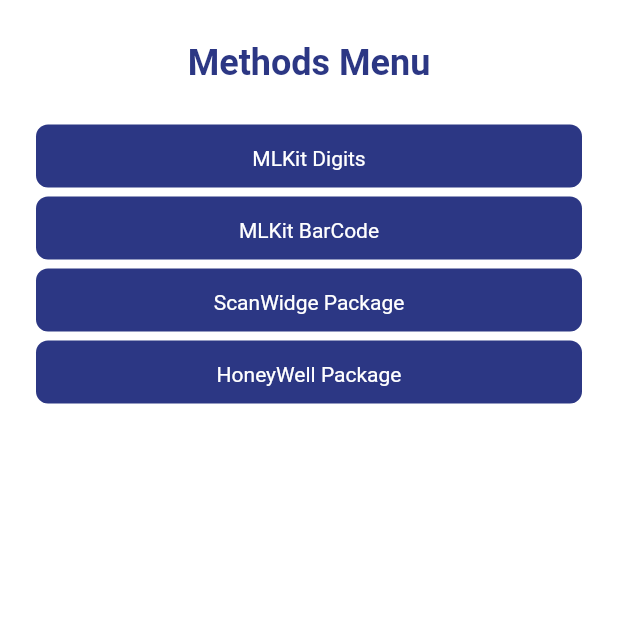
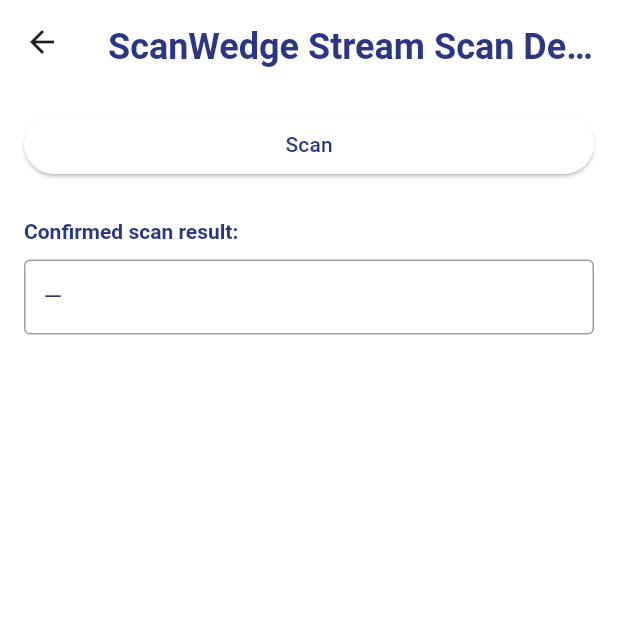
Before and after one commit to cln-Kafka/ForFlutter, a Flutter app: the screen it shows after launch, after a tap on "ScanWidge Package", on a phone screen of 412 x 824 dp, the top half of it. Run offline on Flutter 3.47's test engine with Material 3 defaults, Android fonts, the phone set to English and light mode, and no system bars; our stand-ins replace camera, flutter_bloc, share_plus; missing offline and left inert: google_mlkit_barcode_scanning, google_mlkit_text_recognition, scanwedge.

Commit message:
Scanwedge method integrated

```diff
--- a/ocr_scanner/lib/methods_menu_view.dart
+++ b/ocr_scanner/lib/methods_menu_view.dart
@@ -1,6 +1,7 @@
 import 'package:flutter/material.dart';
 import 'package:ocr_scanner/mlkit_barcode/mlkit_barcode_home_view.dart';
 import 'package:ocr_scanner/mlkit_digits/mlkit_digits_home_view.dart';
+import 'package:ocr_scanner/scanwedge/scanwedge_stream_mode.dart';
 
 class MethodsMenuView extends StatelessWidget {
   const MethodsMenuView({super.key});
@@ -43,7 +44,14 @@ class MethodsMenuView extends StatelessWidget {
                   child: Text('MLKit BarCode'),
                 ),
                 FilledButton(
-                  onPressed: () {},
+                  onPressed: () {
+                    Navigator.push(
+                      context,
+                      MaterialPageRoute(
+                        builder: (context) => const ScanWedgeStreamMode(),
+                      ),
+                    );
+                  },
                   child: Text('ScanWidge Package'),
                 ),
                 FilledButton(
--- /dev/null
+++ b/ocr_scanner/lib/scanwedge/scanwedge_stream_mode.dart
@@ -0,0 +1,120 @@
+import 'dart:developer';
+import 'package:flutter/material.dart';
+import 'package:scanwedge/scanwedge.dart';
+
+class ScanWedgeStreamMode extends StatefulWidget {
+  const ScanWedgeStreamMode({super.key});
+
+  @override
+  State<ScanWedgeStreamMode> createState() => _ScanWedgeStreamModeState();
+}
+
+class _ScanWedgeStreamModeState extends State<ScanWedgeStreamMode> {
+  Scanwedge? _scanwedge;
+  String? confirmedResult;
+
+  @override
+  void initState() {
+    super.initState();
+    _initScanner();
+  }
+
+  Future<void> _initScanner() async {
+    try {
+      final scanwedge = await Scanwedge.initialize();
+      _scanwedge = scanwedge;
+
+      // Honeywell stream-only profile
+      await scanwedge.createScanProfile(
+        HoneywellProfileModel(
+          profileName: 'StreamModeDemo',
+          // enableKeyStroke: false, // IMPORTANT
+          enabledBarcodes: [
+            BarcodeConfig(barcodeType: BarcodeTypes.code128),
+            BarcodeConfig(barcodeType: BarcodeTypes.ean13),
+          ],
+        ),
+      );
+
+      // Listen to scan results
+      scanwedge.stream.listen((ScanResult result) {
+        _onScanReceived(result.barcode);
+      });
+
+      setState(() {});
+    } catch (e) {
+      log('Scanner init error: $e');
+    }
+  }
+
+  void _onScanReceived(String barcode) {
+    showDialog(
+      context: context,
+      barrierDismissible: false,
+      builder: (_) => AlertDialog(
+        title: const Text('Confirm scan'),
+        content: Text(barcode),
+        actions: [
+          TextButton(
+            onPressed: () {
+              Navigator.pop(context);
+            },
+            child: const Text('Cancel'),
+          ),
+          ElevatedButton(
+            onPressed: () {
+              confirmedResult = barcode;
+              Navigator.pop(context);
+              setState(() {});
+            },
+            child: const Text('Confirm'),
+          ),
+        ],
+      ),
+    );
+  }
+
+  Future<void> _triggerSoftScan() async {
+    try {
+      await _scanwedge?.toggleScanning();
+    } catch (e) {
+      log('Trigger error: $e');
+    }
+  }
+
+  @override
+  Widget build(BuildContext context) {
+    return Scaffold(
+      appBar: AppBar(title: const Text('ScanWedge Stream Scan Demo')),
+      body: Padding(
+        padding: const EdgeInsets.all(16),
+        child: Column(
+          crossAxisAlignment: CrossAxisAlignment.stretch,
+          children: [
+            ElevatedButton(
+              onPressed: _scanwedge == null ? null : _triggerSoftScan,
+              child: const Text('Scan'),
+            ),
+            const SizedBox(height: 24),
+            const Text(
+              'Confirmed scan result:',
+              style: TextStyle(fontWeight: FontWeight.bold),
+            ),
+            const SizedBox(height: 8),
+            Container(
+              padding: const EdgeInsets.all(12),
+              decoration: BoxDecoration(
+                border: Border.all(color: Colors.grey),
+                borderRadius: BorderRadius.circular(4),
+              ),
+              child: Text(
+                confirmedResult ?? '—',
+                style: const TextStyle(fontSize: 16),
+              ),
+            ),
+          ],
+        ),
+      ),
+    );
+  }
+}
--- a/ocr_scanner/pubspec.yaml
+++ b/ocr_scanner/pubspec.yaml
@@ -13,6 +13,8 @@ dependencies:
     sdk: flutter
   google_mlkit_text_recognition: ^0.15.0
   google_mlkit_barcode_scanning: ^0.14.1
+  scanwedge: ^1.1.0
+  honeywell_scanner: ^8.0.0
 
 dev_dependencies:
   flutter_lints: ^6.0.0
```
